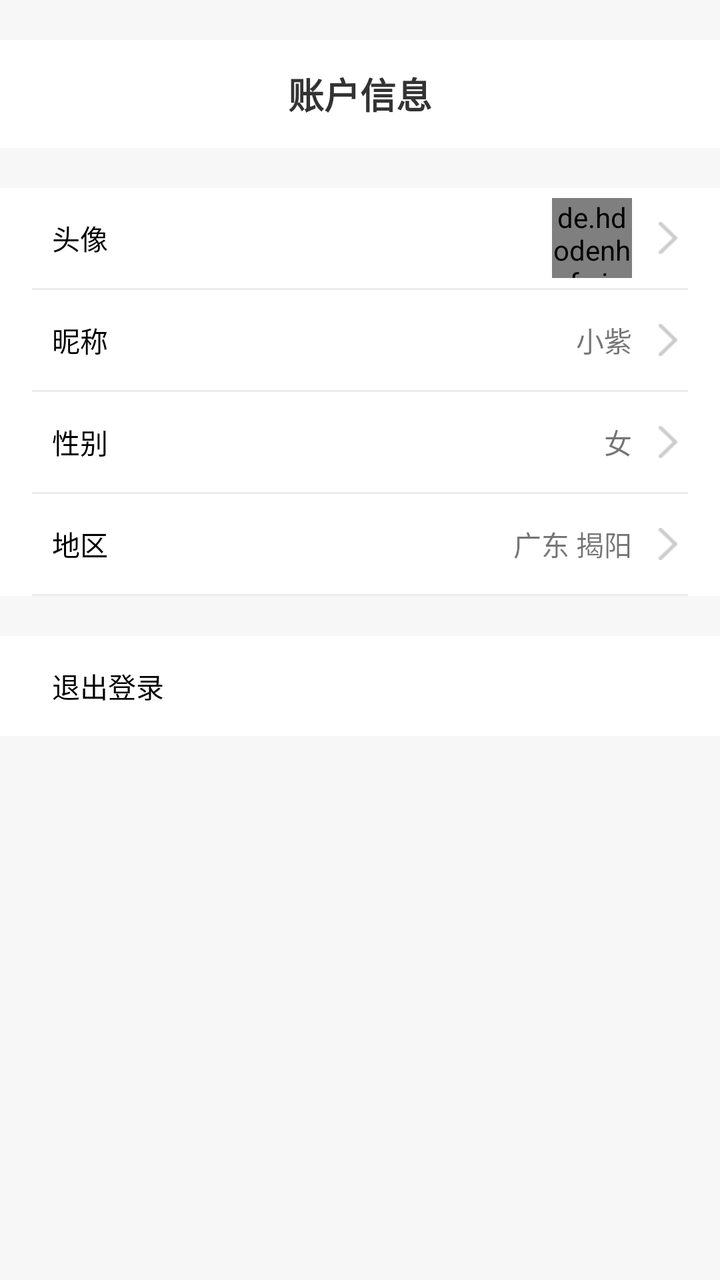
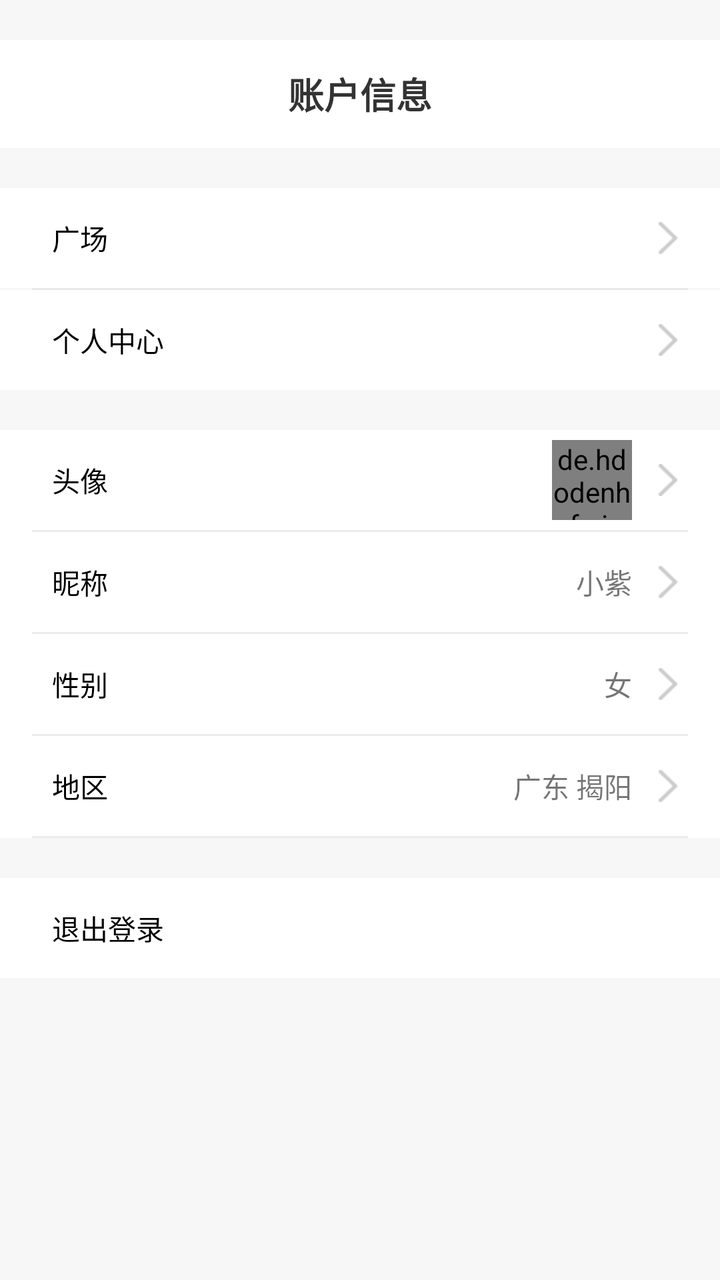

Before-and-after screenshots of an Android layout around one commit, followed by the original layout XML and the change that was made.
<!-- AndroidManifest.xml: application theme AppTheme -->
<!-- res/layout/login_infor_layout.xml -->
<?xml version="1.0" encoding="utf-8"?>
<LinearLayout xmlns:android="http://schemas.android.com/apk/res/android"
    android:layout_width="fill_parent"
    android:layout_height="fill_parent"

    android:background="#F7F7F7"
    android:orientation="vertical">

    <RelativeLayout
        android:layout_width="match_parent"
        android:layout_height="20dp">

    </RelativeLayout>

    <RelativeLayout
        android:layout_width="match_parent"
        android:layout_height="54dp"
        android:background="#ffffff">


        <TextView
            android:layout_width="wrap_content"
            android:layout_height="wrap_content"
            android:layout_centerInParent="true"
            android:text="账户信息"
            android:textColor="#333333"
            android:textSize="18sp"
            android:textStyle="bold" />

    </RelativeLayout>


    <LinearLayout
        android:layout_width="match_parent"
        android:layout_height="wrap_content"
        android:layout_marginTop="20dp"
        android:background="#FFFFFF"
        android:orientation="vertical">


        <RelativeLayout
            android:layout_width="match_parent"
            android:layout_height="50dp"
            android:background="#ffffff">

            <TextView
                android:layout_width="wrap_content"
                android:layout_height="wrap_content"
                android:layout_centerVertical="true"
                android:layout_marginLeft="26dp"
                android:text="头像"
                android:textColor="@android:color/black"
                android:textSize="14sp" />

            <de.hdodenhof.circleimageview.CircleImageView
                android:id="@+id/mUserLogo"
                android:layout_width="40dp"
                android:layout_height="40dp"
                android:layout_centerVertical="true"
                android:layout_marginRight="10dp"
                android:layout_toLeftOf="@+id/mImage1"
                android:src="@drawable/ic_camera_beauty" />

            <ImageView
                android:id="@+id/mImage1"
                android:layout_width="16dp"
                android:layout_height="16dp"
                android:layout_alignParentRight="true"
                android:layout_centerVertical="true"
                android:layout_marginRight="18dp"
                android:src="@drawable/entry_arrow" />

        </RelativeLayout>

        <View
            android:layout_width="match_parent"
            android:layout_height="1dp"
            android:layout_marginLeft="16dp"
            android:layout_marginRight="16dp"
            android:background="#66CCCCCC" />

        <RelativeLayout
            android:layout_width="match_parent"
            android:layout_height="50dp">

            <TextView
                android:layout_width="wrap_content"
                android:layout_height="wrap_content"
                android:layout_centerVertical="true"
                android:layout_marginLeft="26dp"
                android:text="昵称"
                android:textColor="@android:color/black"
                android:textSize="14sp" />

            <TextView
                android:id="@+id/mUsername"
                android:layout_width="wrap_content"
                android:layout_height="wrap_content"
                android:layout_centerVertical="true"
                android:layout_marginRight="10dp"
                android:layout_toLeftOf="@+id/mUsernameDetail"
                android:text="小紫" />

            <ImageView
                android:id="@+id/mUsernameDetail"
                android:layout_width="16dp"
                android:layout_height="16dp"
                android:layout_alignParentRight="true"
                android:layout_centerVertical="true"
                android:layout_marginRight="18dp"
                android:src="@drawable/entry_arrow" />

        </RelativeLayout>


        <View
            android:layout_width="match_parent"
            android:layout_height="1dp"
            android:layout_marginLeft="16dp"
            android:layout_marginRight="16dp"
            android:background="#66CCCCCC" />

        <RelativeLayout
            android:layout_width="match_parent"
            android:layout_height="50dp">

            <TextView
                android:layout_width="wrap_content"
                android:layout_height="wrap_content"
                android:layout_centerVertical="true"
                android:layout_marginLeft="26dp"
                android:text="性别"
                android:textColor="@android:color/black"
                android:textSize="14sp" />

            <TextView
                android:id="@+id/mUserSex"
                android:layout_width="wrap_content"
                android:layout_height="wrap_content"
                android:layout_centerVertical="true"
                android:layout_marginRight="10dp"
                android:layout_toLeftOf="@+id/mUserSexDetail"
                android:text="女" />

            <ImageView
                android:id="@+id/mUserSexDetail"
                android:layout_width="16dp"
                android:layout_height="16dp"
                android:layout_alignParentRight="true"
                android:layout_centerVertical="true"
                android:layout_marginRight="18dp"
                android:src="@drawable/entry_arrow" />

        </RelativeLayout>


        <View
            android:layout_width="match_parent"
            android:layout_height="1dp"
            android:layout_marginLeft="16dp"
            android:layout_marginRight="16dp"
            android:background="#66CCCCCC" />


        <RelativeLayout
            android:layout_width="match_parent"
            android:layout_height="50dp">

            <TextView
                android:layout_width="wrap_content"
                android:layout_height="wrap_content"
                android:layout_centerVertical="true"
                android:layout_marginLeft="26dp"
                android:text="地区"
                android:textColor="@android:color/black"
                android:textSize="14sp" />

            <TextView
                android:id="@+id/mUserArea"
                android:layout_width="wrap_content"
                android:layout_height="wrap_content"
                android:layout_centerVertical="true"
                android:layout_marginRight="10dp"
                android:layout_toLeftOf="@+id/mUserAreaDetail"
                android:text="广东 揭阳" />

            <ImageView
                android:id="@+id/mUserAreaDetail"
                android:layout_width="16dp"
                android:layout_height="16dp"
                android:layout_alignParentRight="true"
                android:layout_centerVertical="true"
                android:layout_marginRight="18dp"
                android:src="@drawable/entry_arrow" />

        </RelativeLayout>


        <View
            android:layout_width="match_parent"
            android:layout_height="1dp"
            android:layout_marginLeft="16dp"
            android:layout_marginRight="16dp"
            android:background="#66CCCCCC" />


    </LinearLayout>


    <RelativeLayout
        android:id="@+id/mLogOut"
        android:layout_width="match_parent"
        android:layout_height="50dp"
        android:layout_marginTop="20dp"
        android:background="#ffffff">

        <TextView
            android:layout_width="wrap_content"
            android:layout_height="wrap_content"
            android:layout_centerVertical="true"
            android:layout_marginLeft="26dp"
            android:text="退出登录"
            android:textColor="@android:color/black"
            android:textSize="14sp" />

        <TextView
            android:layout_width="wrap_content"
            android:layout_height="wrap_content"
            android:layout_centerVertical="true"
            android:layout_marginRight="10dp"
            android:text="" />


    </RelativeLayout>

    <LinearLayout
        android:id="@+id/agreeclick"
        android:layout_width="wrap_content"
        android:layout_height="20dp"
        android:layout_gravity="center"
        android:layout_marginTop="300dp"
        android:orientation="horizontal">

        <TextView
            android:layout_width="wrap_content"
            android:layout_height="wrap_content"
            android:text="用户协议"
            android:textColor="@color/colorBlue" />

        <View
            android:layout_width="1dp"
            android:layout_height="match_parent"
            android:layout_marginLeft="10dp"
            android:layout_marginTop="2dp"
            android:layout_marginBottom="2dp"
            android:background="@color/colorBlue" />

        <TextView
            android:layout_width="wrap_content"
            android:layout_height="wrap_content"
            android:layout_marginLeft="10dp"
            android:text="隐私政策"
            android:textColor="@color/colorBlue" />

    </LinearLayout>
</LinearLayout>
<!-- resources referenced by this layout -->
<resources>
  <color name="colorBlue">#FF036EB8</color>
  <!-- drawable entry_arrow: png bitmap (drawable-xhdpi, 396 bytes) -->
  <!-- drawable ic_camera_beauty: png bitmap (drawable-xhdpi, 1510 bytes) -->
  <style name="AppTheme" parent="Theme.AppCompat.Light.NoActionBar">
          
          <item name="colorPrimary">@color/colorPrimary</item>
          <item name="colorPrimaryDark">@color/white</item>
          <item name="colorAccent">@color/colorAccent</item>
          <item name="android:windowNoTitle">true</item>
          <item name="colorControlNormal">@color/blackOverlay</item>
          <item name="colorControlActivated">@color/abc_search_url_text_normal</item>
          <item name="android:windowFullscreen">true</item>
          <item name="android:windowIsTranslucent">true</item>
          <item name="android:windowTranslucentStatus">true</item>
          <item name="android:windowTranslucentNavigation">true</item>
      </style>
  <color name="colorPrimary">#ff3f51b5</color>
  <color name="white">#ffffffff</color>
  <color name="colorAccent">#ffff4081</color>
  <color name="blackOverlay">#66000000</color>
  <color name="abc_search_url_text_normal">#ff7fa87f</color>
</resources>

<!-- the commit's change to res/layout/login_infor_layout.xml (unified diff, before → after) -->
@@ -26,6 +26,63 @@
             android:textColor="#333333"
             android:textSize="18sp"
             android:textStyle="bold" />
+
+    </RelativeLayout>
+
+    <RelativeLayout
+        android:id="@+id/guangchang"
+        android:layout_width="match_parent"
+        android:layout_height="50dp"
+        android:layout_marginTop="20dp"
+        android:background="#ffffff">
+
+        <TextView
+            android:layout_width="wrap_content"
+            android:layout_height="wrap_content"
+            android:layout_centerVertical="true"
+            android:layout_marginLeft="26dp"
+            android:text="广场"
+            android:textColor="@android:color/black"
+            android:textSize="14sp" />
+
+        <ImageView
+            android:layout_width="16dp"
+            android:layout_height="16dp"
+            android:layout_alignParentRight="true"
+            android:layout_centerVertical="true"
+            android:layout_marginRight="18dp"
+            android:src="@drawable/entry_arrow" />
+
+    </RelativeLayout>
+    <View
+        android:layout_width="match_parent"
+        android:layout_height="1dp"
+        android:layout_marginLeft="16dp"
+        android:layout_marginRight="16dp"
+        android:background="#66CCCCCC" />
+
+    <RelativeLayout
+        android:id="@+id/gerenkongjian"
+        android:layout_width="match_parent"
+        android:layout_height="50dp"
+        android:background="#ffffff">
+
+        <TextView
+            android:layout_width="wrap_content"
+            android:layout_height="wrap_content"
+            android:layout_centerVertical="true"
+            android:layout_marginLeft="26dp"
+            android:text="个人中心"
+            android:textColor="@android:color/black"
+            android:textSize="14sp" />
+
+        <ImageView
+            android:layout_width="16dp"
+            android:layout_height="16dp"
+            android:layout_alignParentRight="true"
+            android:layout_centerVertical="true"
+            android:layout_marginRight="18dp"
+            android:src="@drawable/entry_arrow" />
 
     </RelativeLayout>
 
